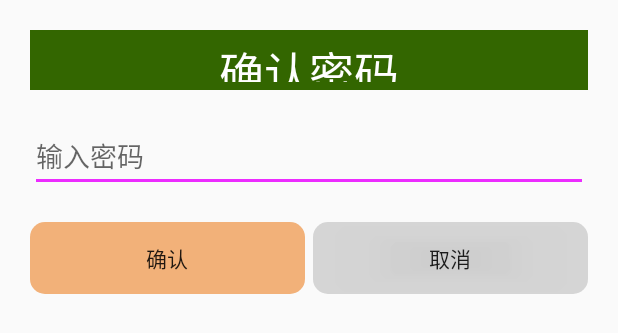
After one commit to JulseJiang/KMSafe, an Android app: the layout dialog_confirm_psd.xml on its own in the app's theme, with its tools: preview values and no code run, on a phone screen of 412 x 824 dp. The commit adds this screen. Shown: the top 333 px of the screen. Run offline under Robolectric (Android 15) with nearby library versions, the phone set to English and light mode, and no system bars.

Commit message:
能成功保存手机防盗模块的密码

```diff
--- /dev/null
+++ b/app/src/main/res/layout/dialog_confirm_psd.xml
@@ -0,0 +1,40 @@
+<?xml version="1.0" encoding="utf-8"?>
+<LinearLayout xmlns:android="http://schemas.android.com/apk/res/android"
+    android:layout_width="match_parent"
+    android:layout_height="match_parent"
+    android:padding="20dp"
+    android:orientation="vertical">
+    <TextView
+        android:text="确认密码"
+        style="@style/TitleStyle"
+        android:background="@color/colorPrimaryDark"/>
+    <EditText
+        android:id="@+id/et_confirm_psd"
+        android:layout_width="match_parent"
+        android:layout_height="wrap_content"
+        android:layout_marginTop="20dp"
+        android:inputType="textPassword"
+        android:hint="输入密码"/>
+    <LinearLayout
+        android:orientation="horizontal"
+        android:layout_marginTop="20dp"
+        android:layout_width="match_parent"
+        android:layout_height="wrap_content">
+        <Button
+            android:id="@+id/bt_sumit"
+            android:text="确认"
+            android:background="@drawable/buttom_ok"
+            android:layout_width="0dp"
+            android:layout_weight="1"
+            android:layout_marginRight="5dp"
+            android:layout_height="wrap_content" />
+        <Button
+            android:id="@+id/bt_cancel"
+            android:text="取消"
+            android:background="@drawable/button_cancel"
+            android:layout_width="0dp"
+            android:layout_weight="1"
+            android:layout_height="wrap_content" />
+    </LinearLayout>
+
+</LinearLayout>
```
Also changed, not shown: app/src/main/AndroidManifest.xml (+11 -1 lines), app/src/main/java/activity/HomeActivity.java (+49 -9 lines), app/src/main/java/util/MD5util.java (+6 -3 lines).
